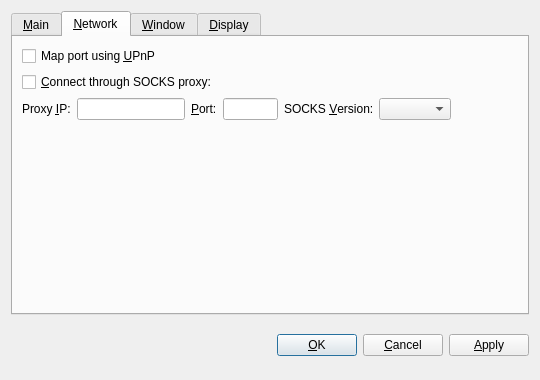
This is src/qt/forms/optionsdialog.ui in scificryptocoin/Darsek as Qt 5 draws it before an edit. The edited form follows.
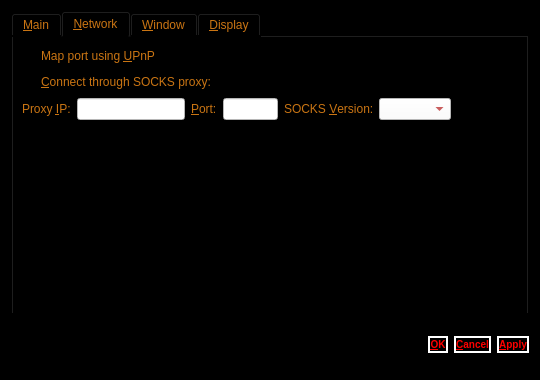
This is the edited form. The open tabs and pages were chosen to show the change. Custom widgets are drawn as their Qt base class.

What changed in the file:
```diff
--- a/src/qt/forms/optionsdialog.ui
+++ b/src/qt/forms/optionsdialog.ui
@@ -13,6 +13,11 @@
   <property name="windowTitle">
    <string>Options</string>
   </property>
+  <property name="styleSheet">
+   <string notr="true">color: rgb(202, 117, 19);
+background-color: rgb(0, 0, 0);
+</string>
+  </property>
   <property name="modal">
    <bool>true</bool>
   </property>
@@ -162,6 +167,10 @@
            <property name="toolTip">
             <string>IP address of the proxy (e.g. 127.0.0.1)</string>
            </property>
+           <property name="styleSheet">
+            <string notr="true">color: rgb(170, 0, 0);
+background-color: rgb(255, 255, 255);</string>
+           </property>
           </widget>
          </item>
          <item>
@@ -188,6 +197,10 @@
            <property name="toolTip">
             <string>Port of the proxy (e.g. 9050)</string>
            </property>
+           <property name="styleSheet">
+            <string notr="true">color: rgb(170, 0, 0);
+background-color: rgb(255, 255, 255);</string>
+           </property>
           </widget>
          </item>
          <item>
@@ -208,6 +221,10 @@
            <property name="toolTip">
             <string>SOCKS version of the proxy (e.g. 5)</string>
            </property>
+           <property name="styleSheet">
+            <string notr="true">color: rgb(170, 0, 0);
+background-color: rgb(255, 255, 255);</string>
+           </property>
           </widget>
          </item>
          <item>
@@ -419,6 +436,9 @@
      </item>
      <item>
       <widget class="QPushButton" name="okButton">
+       <property name="styleSheet">
+        <string notr="true"> background : #000000 ;border-radius:10px; border-color: white; color: red;  border-style: solid; border-width: 2px;font: bold 10px;min-width: 8em;</string>
+       </property>
        <property name="text">
         <string>&amp;OK</string>
        </property>
@@ -426,6 +446,9 @@
      </item>
      <item>
       <widget class="QPushButton" name="cancelButton">
+       <property name="styleSheet">
+        <string notr="true"> background : #000000 ;border-radius:10px; border-color: white; color: red;  border-style: solid; border-width: 2px;font: bold 10px;min-width: 8em;</string>
+       </property>
        <property name="text">
         <string>&amp;Cancel</string>
        </property>
@@ -436,6 +459,9 @@
      </item>
      <item>
       <widget class="QPushButton" name="applyButton">
+       <property name="styleSheet">
+        <string notr="true"> background : #000000 ;border-radius:10px; border-color: white; color: red;  border-style: solid; border-width: 2px;font: bold 10px;min-width: 8em;</string>
+       </property>
        <property name="text">
         <string>&amp;Apply</string>
        </property>
@@ -449,9 +475,14 @@
   </layout>
  </widget>
  <customwidgets>
+  <customwidget>
+   <class>QValidatedLineEdit</class>
+   <extends>QLineEdit</extends>
+   <header>qvalidatedlineedit.h</header>
+  </customwidget>
   <customwidget>
    <class>BitcoinAmountField</class>
-   <extends>QSpinBox</extends>
+   <extends>QLineEdit</extends>
    <header>bitcoinamountfield.h</header>
   </customwidget>
   <customwidget>
@@ -459,11 +490,6 @@
    <extends>QComboBox</extends>
    <header>qvaluecombobox.h</header>
   </customwidget>
-  <customwidget>
-   <class>QValidatedLineEdit</class>
-   <extends>QLineEdit</extends>
-   <header>qvalidatedlineedit.h</header>
-  </customwidget>
  </customwidgets>
  <resources/>
  <connections/>
```
Left out of the diff: 18 changed lines with no effect on the pictures.
